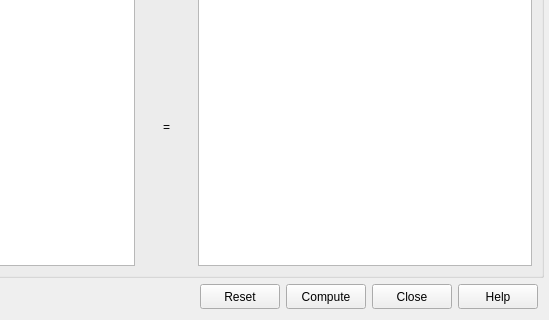
Before: the Qt Designer form src/sas/qtgui/Calculators/UI/DataOperationUtilityUI.ui in SasView/sasview, drawn with Qt 5; both pictures show x 619 to 1168 and y 105 to 425 of the 1168 by 425 pixel window.
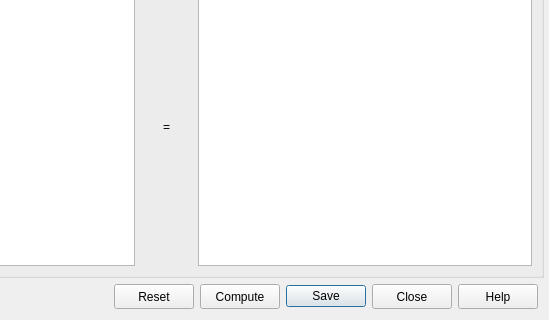
After: the same form once the commit is applied. Icons and pictures are not drawn.

Commit message: Separate the calculation-preview from the saving beahviour witha new button

Patch:
```diff
--- a/src/sas/qtgui/Calculators/UI/DataOperationUtilityUI.ui
+++ b/src/sas/qtgui/Calculators/UI/DataOperationUtilityUI.ui
@@ -86,6 +86,13 @@
        </property>
       </widget>
      </item>
+     <item>
+      <widget class="QPushButton" name="cmdSaveData">
+       <property name="text">
+        <string>Save</string>
+       </property>
+      </widget>
+     </item>
      <item>
       <widget class="QPushButton" name="cmdClose">
        <property name="minimumSize">
```
The commit also changes 1 other file.
